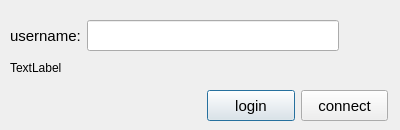
Qt form C++/WSChat/LoginDlg.ui (PeterYHChen/WSChat) before a commit.
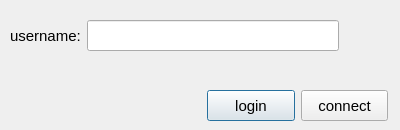
The same form after that commit.

```diff
--- a/C++/WSChat/LoginDlg.ui
+++ b/C++/WSChat/LoginDlg.ui
@@ -29,10 +29,10 @@
     </rect>
    </property>
    <property name="text">
-    <string>TextLabel</string>
+    <string/>
    </property>
   </widget>
-  <widget class="QWidget" name="">
+  <widget class="QWidget" name="layoutWidget">
    <property name="geometry">
     <rect>
      <x>10</x>
@@ -66,7 +66,7 @@
     </item>
    </layout>
   </widget>
-  <widget class="QWidget" name="">
+  <widget class="QWidget" name="layoutWidget">
    <property name="geometry">
     <rect>
      <x>207</x>
```
